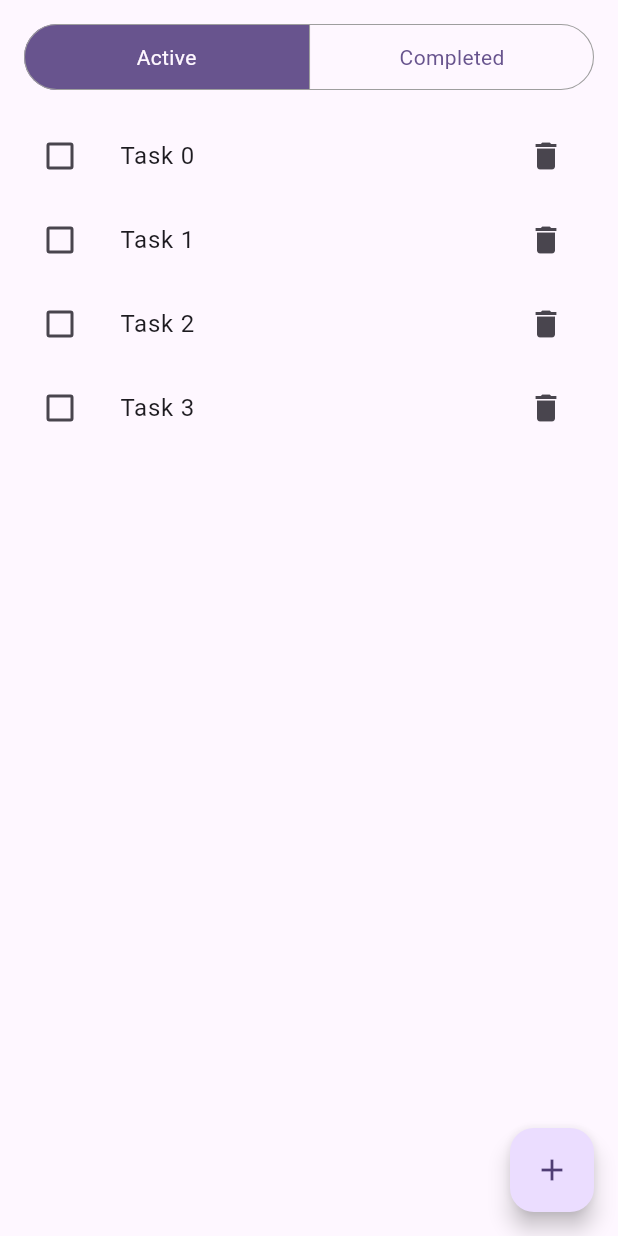
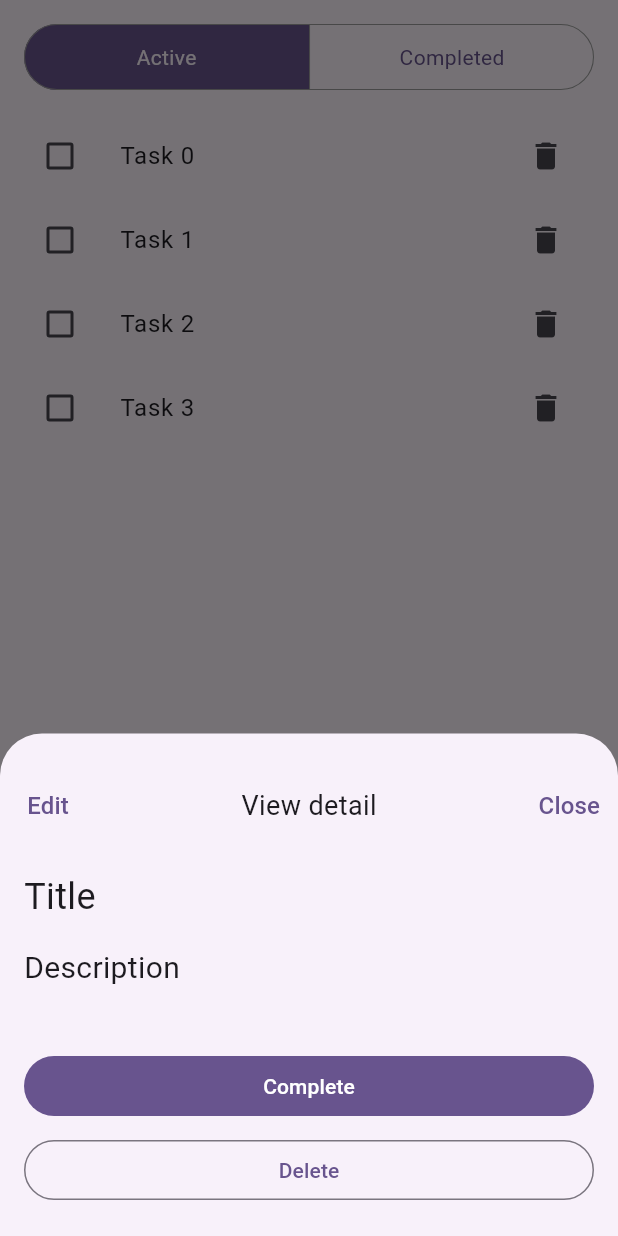
Before and after one commit to pechischev-old/empay_test_task, a Flutter app: the screen it shows after launch, after a tap on an icon or button, on a phone screen of 412 x 824 dp. Run offline on Flutter 3.47's test engine with Material 3 defaults, Android fonts, the phone set to English and light mode, and no system bars; drawn by our look-alikes of material_segmented_control; our stand-ins replace flutter_bloc, gap.

Commit message:
feature: added ui for task sheets

```diff
--- /dev/null
+++ b/lib/navigation/task_view_sheet.dart
@@ -0,0 +1,61 @@
+import 'package:flutter/material.dart';
+import 'package:empay_test/widgets/bottom_sheet.dart';
+import 'package:gap/gap.dart';
+
+class TaskViewSheet extends StatelessWidget {
+  const TaskViewSheet({super.key});
+
+  @override
+  Widget build(BuildContext context) {
+    return _Content();
+  }
+
+  static void show(BuildContext context) {
+    const BottomSheetModal(
+      appbar: BottomSheetNavigationBar(
+        leading: 'Edit',
+        title: 'View detail',
+        trailing: 'Close',
+      ),
+      shrink: true,
+      child: TaskViewSheet(),
+    ).show(context);
+  }
+}
+
+class _Content extends StatelessWidget {
+  @override
+  Widget build(BuildContext context) {
+    return Column(
+      mainAxisSize: MainAxisSize.max,
+      crossAxisAlignment: CrossAxisAlignment.start,
+      children: [
+        Text(
+          'Title',
+          style: TextStyle(fontSize: 24),
+        ),
+        const Gap(16),
+        Text(
+          'Description',
+          style: TextStyle(fontSize: 20),
+        ),
+        const Gap(40),
+        SizedBox(
+          width: double.infinity,
+          child: FilledButton(
+            onPressed: () => Navigator.pop(context),
+            child: const Text('Complete'),
+          ),
+        ),
+        const Gap(8),
+        SizedBox(
+          width: double.infinity,
+          child: OutlinedButton(
+            onPressed: () => Navigator.pop(context),
+            child: const Text('Delete'),
+          ),
+        ),
+      ],
+    );
+  }
+}
--- a/lib/widgets/bottom_sheet.dart
+++ b/lib/widgets/bottom_sheet.dart
@@ -42,9 +42,7 @@ class BottomSheetModal extends StatelessWidget {
           children: [
             Padding(
               padding: const EdgeInsets.only(
-                left: 16,
                 top: 24,
-                right: 16,
               ),
               child: appbar,
             ),
@@ -67,14 +65,18 @@ class BottomSheetModal extends StatelessWidget {
 
 class BottomSheetNavigationBar extends StatelessWidget {
   final String? title;
+  final String? leading;
   final String? trailing;
-  final GestureTapCallback? onClose;
+  final GestureTapCallback? onLeadingTap;
+  final GestureTapCallback? onTrailingTap;
 
   const BottomSheetNavigationBar({
     super.key,
     this.title,
+    this.leading,
     this.trailing,
-    this.onClose,
+    this.onTrailingTap,
+    this.onLeadingTap,
   });
 
   @override
@@ -82,6 +84,19 @@ class BottomSheetNavigationBar extends StatelessWidget {
     return Stack(
       alignment: Alignment.center,
       children: [
+        if (leading != null)
+          Align(
+            alignment: Alignment.centerLeft,
+            child: TextButton(
+              onPressed: () {
+                onLeadingTap?.call();
+              },
+              child: Text(
+                leading!,
+                style: const TextStyle(fontSize: 16),
+              ),
+            ),
+          ),
         if (title != null)
           Text(
             title!,
@@ -92,9 +107,7 @@ class BottomSheetNavigationBar extends StatelessWidget {
             alignment: Alignment.centerRight,
             child: TextButton(
               onPressed: () {
-                if (onClose != null) {
-                  onClose!();
-                }
+                onTrailingTap?.call();
                 Navigator.maybePop(context);
               },
               child: Text(
```
Also changed, not shown: lib/navigation/task_form_sheet.dart (added, +50 -0 lines), lib/navigation/task_list_screen.dart (+6 -3 lines).
